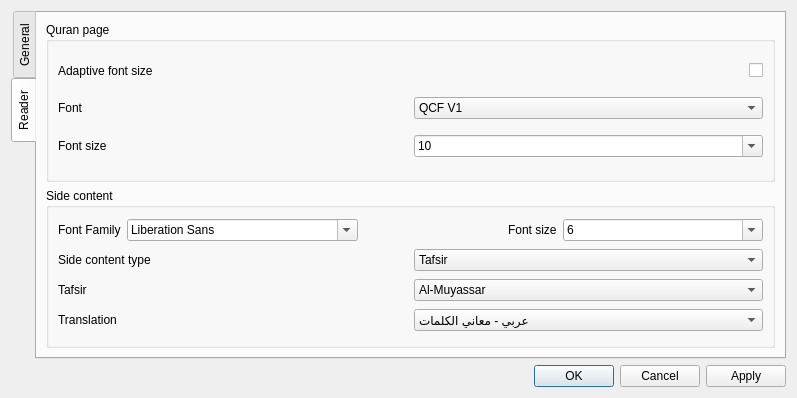
This is src/core/settingsdialog.ui in 0xzer0x/quran-companion as Qt 5 draws it before an edit. The edited form follows.
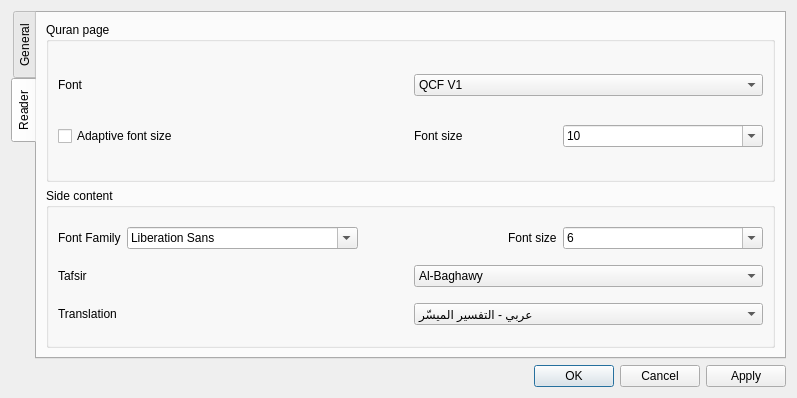
This is the edited form. The open tabs and pages were chosen to show the change.

Commit message: side panel shows translation only, tafsir opens in a separate dialog

The edit to the form file:
```diff
--- a/src/core/settingsdialog.ui
+++ b/src/core/settingsdialog.ui
@@ -134,37 +134,6 @@
           <string>Quran page</string>
          </property>
          <layout class="QVBoxLayout" name="verticalLayout_3">
-          <item>
-           <layout class="QHBoxLayout" name="horizontalLayout_14">
-            <item>
-             <widget class="QLabel" name="lbAdaptive">
-              <property name="text">
-               <string>Adaptive font size</string>
-              </property>
-             </widget>
-            </item>
-            <item>
-             <spacer name="horizontalSpacer_4">
-              <property name="orientation">
-               <enum>Qt::Horizontal</enum>
-              </property>
-              <property name="sizeHint" stdset="0">
-               <size>
-                <width>40</width>
-                <height>20</height>
-               </size>
-              </property>
-             </spacer>
-            </item>
-            <item>
-             <widget class="QCheckBox" name="chkAdaptive">
-              <property name="text">
-               <string/>
-              </property>
-             </widget>
-            </item>
-           </layout>
-          </item>
           <item>
            <layout class="QHBoxLayout" name="horizontalLayout_3">
             <item>
@@ -191,6 +160,15 @@
            </layout>
           </item>
           <item>
+           <layout class="QHBoxLayout" name="horizontalLayout_5">
+            <item>
+             <widget class="QCheckBox" name="chkAdaptive">
+              <property name="text">
+               <string>Adaptive font size</string>
+              </property>
+             </widget>
+            </item>
+            <item>
            <layout class="QHBoxLayout" name="horizontalLayout_4">
             <item>
              <widget class="QLabel" name="lbQuranFontSz">
@@ -280,6 +258,8 @@
            </layout>
           </item>
          </layout>
+          </item>
+         </layout>
         </widget>
        </item>
        <item>
@@ -424,31 +404,6 @@
             </item>
            </layout>
           </item>
-          <item>
-           <layout class="QHBoxLayout" name="horizontalLayout_5">
-            <item>
-             <widget class="QLabel" name="lbSideContent">
-              <property name="text">
-               <string>Side content type</string>
-              </property>
-             </widget>
-            </item>
-            <item>
-             <widget class="QComboBox" name="cmbSideContent">
-              <item>
-               <property name="text">
-                <string>Tafsir</string>
-               </property>
-              </item>
-              <item>
-               <property name="text">
-                <string>Translation</string>
-               </property>
-              </item>
-             </widget>
-            </item>
-           </layout>
-          </item>
           <item>
            <layout class="QHBoxLayout" name="horizontalLayout_6">
             <item>
@@ -460,11 +415,6 @@
             </item>
             <item>
              <widget class="QComboBox" name="cmbTafsir">
-              <item>
-               <property name="text">
-                <string>Al-Muyassar</string>
-               </property>
-              </item>
               <item>
                <property name="text">
                 <string>Al-Baghawy</string>
@@ -535,6 +485,11 @@
             </item>
             <item>
              <widget class="QComboBox" name="cmbTranslation">
+              <item>
+               <property name="text">
+                <string>عربي - التفسير الميسّر</string>
+               </property>
+              </item>
               <item>
                <property name="text">
                 <string>عربي - معاني الكلمات</string>
```
Left out of the diff: 62 changed lines with no effect on the pictures. Lines whose indentation alone changed are shown as unchanged. The commit also changes 17 other files.
